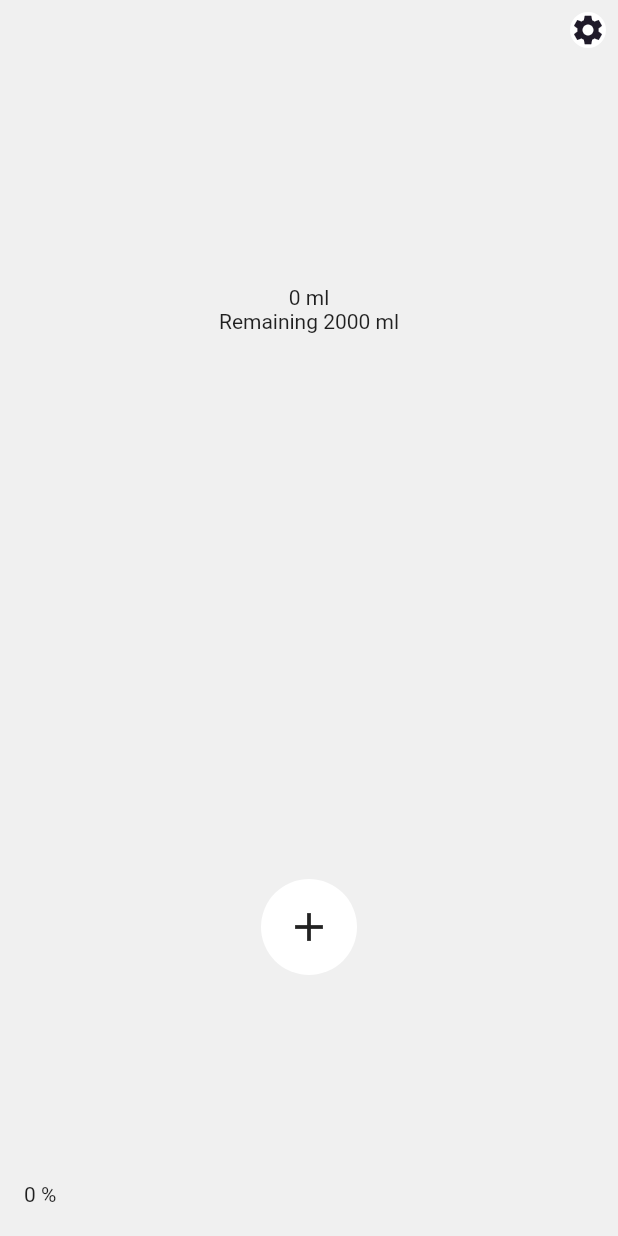
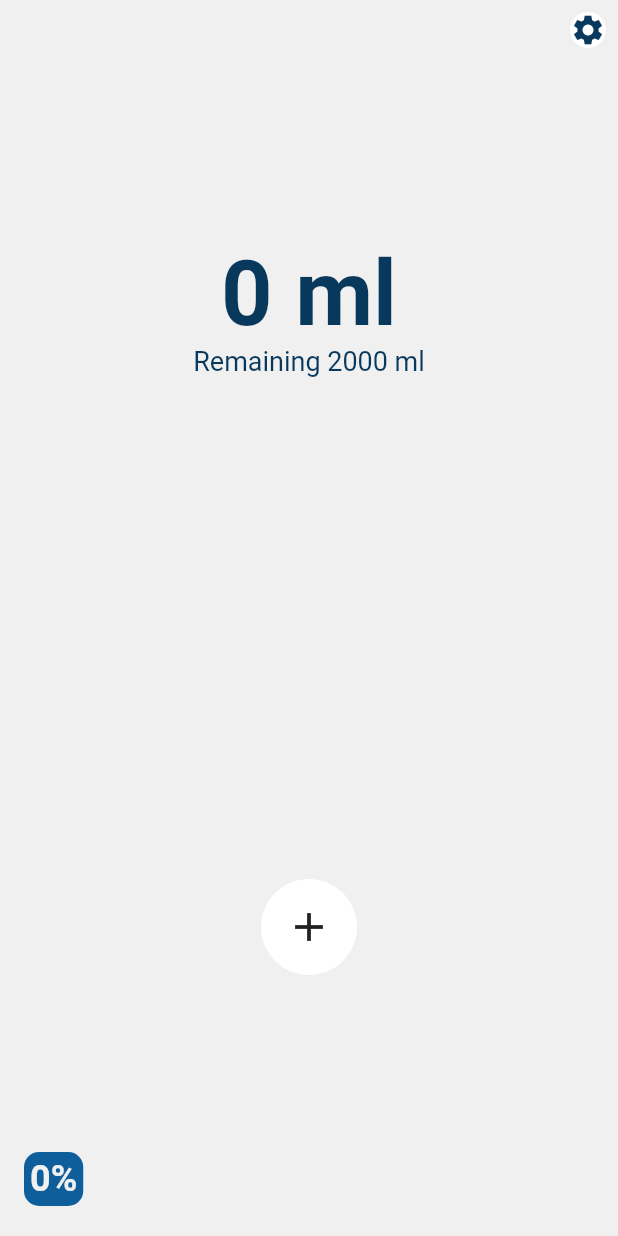
Before and after one commit to tammawanmufti/hydration, a Flutter app: the screen it shows after launch, on a phone screen of 412 x 824 dp. Run offline on Flutter 3.47's test engine with Material 2 defaults, Android fonts, the phone set to English and light mode, and no system bars; our stand-ins replace bloc, equatable, flutter_bloc, flutter_svg, get, get_it.

Commit message:
coloring

```diff
--- a/lib/core/constants/colors.dart
+++ b/lib/core/constants/colors.dart
@@ -3,7 +3,7 @@ import 'package:flutter/painting.dart';
 class AppColors {
   AppColors._();
 
-  static const Color secondary = Color(0xff3D39E5);
+  static const Color secondary = Color(0xff0F5E9C);
   static const Color background = Color(0xfff0f0f0);
-  static const Color primary = Color(0xff1f1a29);
+  static const Color primary = Color(0xff09385D);
 }
--- a/lib/feature/dashboard/bloc/dashboard_bloc.dart
+++ b/lib/feature/dashboard/bloc/dashboard_bloc.dart
@@ -14,7 +14,6 @@ class DashboardBloc extends Bloc<DashboardEvent, DashboardState> {
   }
 
   Future<DashboardState> _updateHydrationToState(UpdateHydration event) async {
-    print(state.hydrationTotal);
     return state.copyWith(hydrationTotal: state.hydrationTotal + event.drinkMl);
   }
 }
--- a/lib/feature/dashboard/presentation/widgets/percentage.dart
+++ b/lib/feature/dashboard/presentation/widgets/percentage.dart
@@ -1,5 +1,6 @@
 import 'package:flutter/material.dart';
 import 'package:flutter_bloc/flutter_bloc.dart';
+import 'package:hydration/core/constants/colors.dart';
 import 'package:hydration/core/constants/constants.dart';
 import 'package:hydration/feature/dashboard/bloc/dashboard_bloc.dart';
 
@@ -14,10 +15,19 @@ class DashboardHydrationPercentage extends StatelessWidget {
         builder: (context, state) {
           return AnimatedPositioned(
             left: Dimens.medium,
-            bottom: ((Dimens.height - 100) * state.percentage) + 20,
+            bottom: ((Dimens.height - 150) * state.percentage) + 20,
             duration: const Duration(milliseconds: 450),
             curve: Curves.easeInOut,
-            child: Text('${(state.percentage * 100).toStringAsFixed(0)} %'),
+            child: Container(
+              padding: const EdgeInsets.all(Dimens.atom),
+              decoration:
+                  BoxDecoration(color: AppColors.secondary, borderRadius: BorderRadius.circular(Dimens.largeTiny)),
+              child: Text(
+                '${(state.percentage * 100).toStringAsFixed(0)}%',
+                style:
+                    const TextStyle(color: AppColors.background, fontSize: Dimens.large, fontWeight: FontWeight.bold),
+              ),
+            ),
           );
         });
   }
--- a/lib/feature/dashboard/presentation/widgets/target_label.dart
+++ b/lib/feature/dashboard/presentation/widgets/target_label.dart
@@ -1,5 +1,6 @@
 import 'package:flutter/material.dart';
 import 'package:flutter_bloc/flutter_bloc.dart';
+import 'package:hydration/core/constants/colors.dart';
 import 'package:hydration/core/constants/dimens.dart';
 import 'package:hydration/feature/dashboard/bloc/dashboard_bloc.dart';
 import 'package:hydration/feature/dashboard/presentation/widgets/drink_dialog.dart';
@@ -14,14 +15,35 @@ class DashboardInterface extends StatelessWidget {
         child: Column(
           mainAxisAlignment: MainAxisAlignment.center,
           children: [
-            Expanded(
-                child: Column(
-              mainAxisAlignment: MainAxisAlignment.center,
-              children: [
-                Text('${state.hydrationTotal} ml'),
-                Text('Remaining ${state.hydrationTarget} ml'),
-              ],
-            )),
+            Flexible(
+              child: Center(
+                child: Container(
+                  margin: const EdgeInsets.all(Dimens.quadrupleUltraLarge),
+                  alignment: Alignment.center,
+                  decoration: const BoxDecoration(color: AppColors.background, shape: BoxShape.circle),
+                  child: Column(
+                    mainAxisAlignment: MainAxisAlignment.center,
+                    children: [
+                      Text(
+                        '${state.hydrationTotal} ml',
+                        style: const TextStyle(
+                          color: AppColors.primary,
+                          fontSize: Dimens.ultraLarge,
+                          fontWeight: FontWeight.bold,
+                        ),
+                      ),
+                      Text(
+                        'Remaining ${state.hydrationTarget} ml',
+                        style: const TextStyle(
+                          color: AppColors.primary,
+                          fontSize: Dimens.extraMedium,
+                        ),
+                      ),
+                    ],
+                  ),
+                ),
+              ),
+            ),
             Expanded(
                 child: Column(
               mainAxisSize: MainAxisSize.min,
--- a/lib/feature/dashboard/presentation/widgets/water_fill.dart
+++ b/lib/feature/dashboard/presentation/widgets/water_fill.dart
@@ -17,7 +17,7 @@ class WaterFill extends StatelessWidget {
             curve: Curves.easeInOut,
             width: Dimens.width,
             height: Dimens.height * state.percentage,
-            color: AppColors.secondary.withAlpha(180),
+            color: AppColors.secondary,
             duration: const Duration(milliseconds: 500),
           );
         },
```
Also changed, not shown: lib/core/widgets/invert_color.dart (added, +35 -0 lines).
